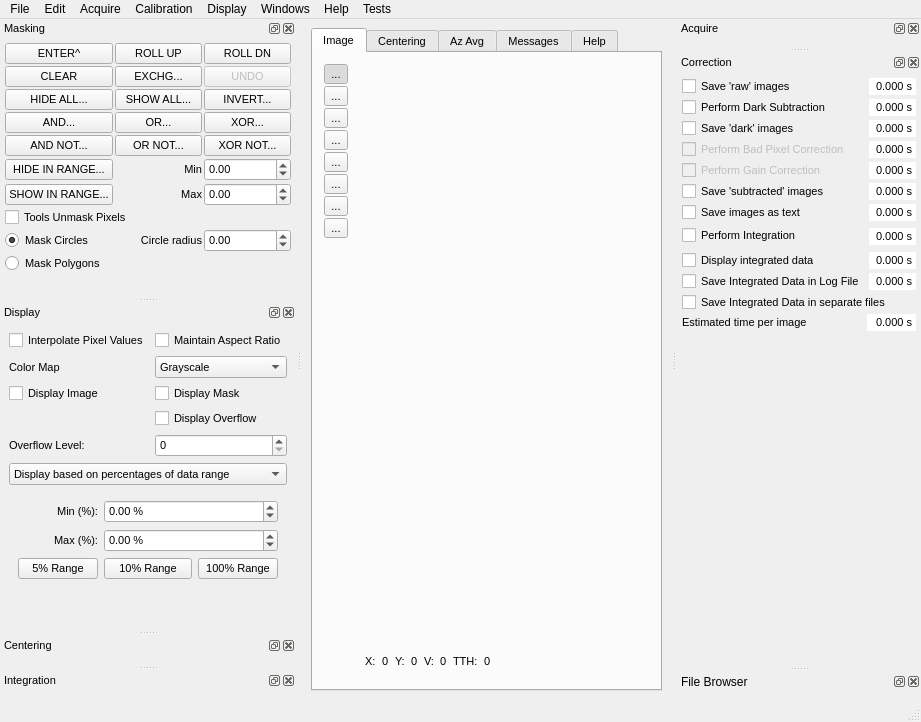
First picture: the form in source/qxrdwindow.ui, repository guyjennings/qxrd, before the edit.
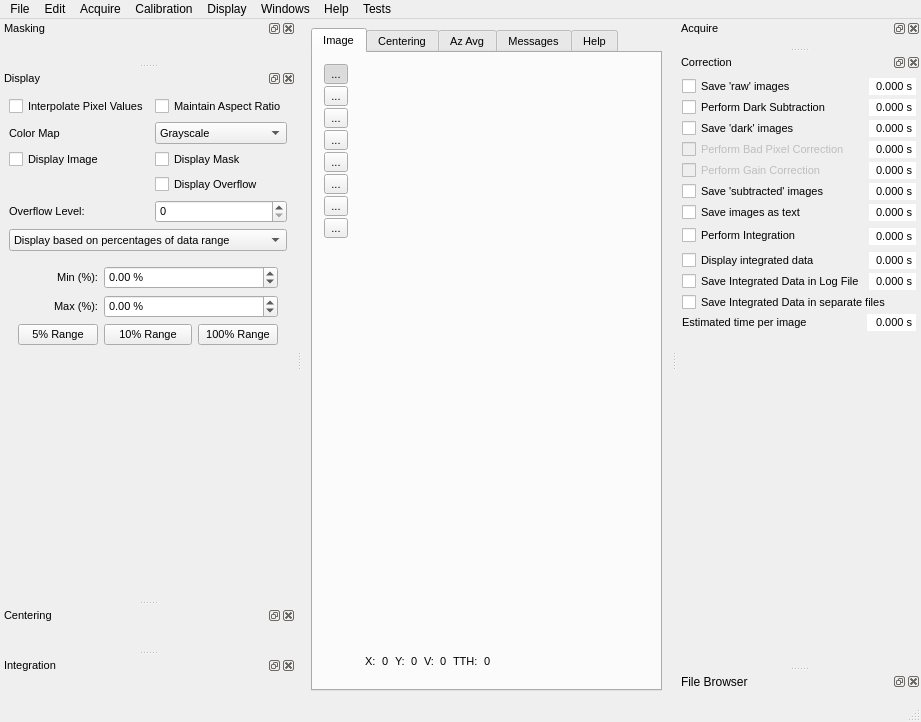
Second picture: the form after the edit. Icons and pictures are not drawn. Custom widgets are drawn as their Qt base class.

Commit message: Begin implementation of mask stack list widget

The edit to the form file:
```diff
--- a/source/qxrdwindow.ui
+++ b/source/qxrdwindow.ui
@@ -1440,425 +1440,6 @@
      <property name="spacing">
       <number>2</number>
      </property>
-     <item row="17" column="0" colspan="3">
-      <spacer name="verticalSpacer_8">
-       <property name="orientation">
-        <enum>Qt::Vertical</enum>
-       </property>
-       <property name="sizeHint" stdset="0">
-        <size>
-         <width>20</width>
-         <height>40</height>
-        </size>
-       </property>
-      </spacer>
-     </item>
-     <item row="12" column="0">
-      <widget class="QRadioButton" name="m_MaskCirclesRadio">
-       <property name="font">
-        <font>
-         <pointsize>8</pointsize>
-        </font>
-       </property>
-       <property name="toolTip">
-        <string>Mask drawing operations draw circles</string>
-       </property>
-       <property name="text">
-        <string>Mask Circles</string>
-       </property>
-       <property name="checked">
-        <bool>true</bool>
-       </property>
-      </widget>
-     </item>
-     <item row="15" column="0">
-      <widget class="QRadioButton" name="m_MaskPolygonsRadio">
-       <property name="font">
-        <font>
-         <pointsize>8</pointsize>
-        </font>
-       </property>
-       <property name="toolTip">
-        <string>Mask drawing operations draw polygons</string>
-       </property>
-       <property name="text">
-        <string>Mask Polygons</string>
-       </property>
-      </widget>
-     </item>
-     <item row="12" column="1">
-      <widget class="QLabel" name="label_19">
-       <property name="font">
-        <font>
-         <pointsize>8</pointsize>
-        </font>
-       </property>
-       <property name="text">
-        <string>Circle radius</string>
-       </property>
-       <property name="alignment">
-        <set>Qt::AlignRight|Qt::AlignTrailing|Qt::AlignVCenter</set>
-       </property>
-      </widget>
-     </item>
-     <item row="12" column="2">
-      <widget class="QDoubleSpinBox" name="m_MaskCircleRadius">
-       <property name="font">
-        <font>
-         <pointsize>8</pointsize>
-        </font>
-       </property>
-       <property name="toolTip">
-        <string>Default circular mask radius (pixels)</string>
-       </property>
-       <property name="minimum">
-        <double>-1000000000.000000000000000</double>
-       </property>
-       <property name="maximum">
-        <double>1000000000.000000000000000</double>
-       </property>
-      </widget>
-     </item>
-     <item row="2" column="0">
-      <widget class="QPushButton" name="m_HideMaskAll">
-       <property name="font">
-        <font>
-         <pointsize>8</pointsize>
-        </font>
-       </property>
-       <property name="toolTip">
-        <string>Set mask so all pixels are ignored</string>
-       </property>
-       <property name="text">
-        <string>HIDE ALL...</string>
-       </property>
-      </widget>
-     </item>
-     <item row="6" column="0">
-      <widget class="QPushButton" name="m_HideMaskRange">
-       <property name="font">
-        <font>
-         <pointsize>8</pointsize>
-        </font>
-       </property>
-       <property name="toolTip">
-        <string>Ignore pixels whose value lies within the given range</string>
-       </property>
-       <property name="text">
-        <string>HIDE IN RANGE...</string>
-       </property>
-      </widget>
-     </item>
-     <item row="8" column="0">
-      <widget class="QPushButton" name="m_ShowMaskRange">
-       <property name="font">
-        <font>
-         <pointsize>8</pointsize>
-        </font>
-       </property>
-       <property name="toolTip">
-        <string>Set pixels whose values are in the given range to be used</string>
-       </property>
-       <property name="text">
-        <string>SHOW IN RANGE...</string>
-       </property>
-      </widget>
-     </item>
-     <item row="8" column="1">
-      <widget class="QLabel" name="label_18">
-       <property name="font">
-        <font>
-         <pointsize>8</pointsize>
-        </font>
-       </property>
-       <property name="text">
-        <string>Max</string>
-       </property>
-       <property name="alignment">
-        <set>Qt::AlignRight|Qt::AlignTrailing|Qt::AlignVCenter</set>
-       </property>
-      </widget>
-     </item>
-     <item row="8" column="2">
-      <widget class="QDoubleSpinBox" name="m_MaskMaximum">
-       <property name="font">
-        <font>
-         <pointsize>8</pointsize>
-        </font>
-       </property>
-       <property name="toolTip">
-        <string>Maximum value for masking range</string>
-       </property>
-       <property name="minimum">
-        <double>-1000000000.000000000000000</double>
-       </property>
-       <property name="maximum">
-        <double>1000000000.000000000000000</double>
-       </property>
-      </widget>
-     </item>
-     <item row="6" column="1">
-      <widget class="QLabel" name="label_17">
-       <property name="font">
-        <font>
-         <pointsize>8</pointsize>
-        </font>
-       </property>
-       <property name="text">
-        <string>Min</string>
-       </property>
-       <property name="alignment">
-        <set>Qt::AlignRight|Qt::AlignTrailing|Qt::AlignVCenter</set>
-       </property>
-      </widget>
-     </item>
-     <item row="6" column="2">
-      <widget class="QDoubleSpinBox" name="m_MaskMinimum">
-       <property name="font">
-        <font>
-         <pointsize>8</pointsize>
-        </font>
-       </property>
-       <property name="toolTip">
-        <string>Minimum value for masking range</string>
-       </property>
-       <property name="minimum">
-        <double>-1000000000.000000000000000</double>
-       </property>
-       <property name="maximum">
-        <double>1000000000.000000000000000</double>
-       </property>
-      </widget>
-     </item>
-     <item row="2" column="1">
-      <widget class="QPushButton" name="m_ShowMaskAll">
-       <property name="font">
-        <font>
-         <pointsize>8</pointsize>
-        </font>
-       </property>
-       <property name="toolTip">
-        <string>Set mask so all pixels are used</string>
-       </property>
-       <property name="text">
-        <string>SHOW ALL...</string>
-       </property>
-      </widget>
-     </item>
-     <item row="2" column="2">
-      <widget class="QPushButton" name="m_InvertMask">
-       <property name="font">
-        <font>
-         <pointsize>8</pointsize>
-        </font>
-       </property>
-       <property name="toolTip">
-        <string>Invert each pixel mask</string>
-       </property>
-       <property name="text">
-        <string>INVERT...</string>
-       </property>
-      </widget>
-     </item>
-     <item row="11" column="0" colspan="3">
-      <widget class="QCheckBox" name="m_MaskSetPixels">
-       <property name="font">
-        <font>
-         <pointsize>8</pointsize>
-        </font>
-       </property>
-       <property name="toolTip">
-        <string>If selected, image pixels are unmasked by the masking tools
-If unselected, image pixels are masked out</string>
-       </property>
-       <property name="text">
-        <string>Tools Unmask Pixels</string>
-       </property>
-      </widget>
-     </item>
-     <item row="4" column="0">
-      <widget class="QPushButton" name="m_AndNotMask">
-       <property name="font">
-        <font>
-         <pointsize>8</pointsize>
-        </font>
-       </property>
-       <property name="toolTip">
-        <string>mask &lt;- mask AND NOT mask2</string>
-       </property>
-       <property name="text">
-        <string>AND NOT...</string>
-       </property>
-      </widget>
-     </item>
-     <item row="4" column="1">
-      <widget class="QPushButton" name="m_OrNotMask">
-       <property name="font">
-        <font>
-         <pointsize>8</pointsize>
-        </font>
-       </property>
-       <property name="toolTip">
-        <string>mask &lt;- mask OR NOT mask2</string>
-       </property>
-       <property name="text">
-        <string>OR NOT...</string>
-       </property>
-      </widget>
-     </item>
-     <item row="4" column="2">
-      <widget class="QPushButton" name="m_XorNotMask">
-       <property name="font">
-        <font>
-         <pointsize>8</pointsize>
-        </font>
-       </property>
-       <property name="toolTip">
-        <string>mask &lt;- mask XOR NOT mask2</string>
-       </property>
-       <property name="text">
-        <string>XOR NOT...</string>
-       </property>
-      </widget>
-     </item>
-     <item row="3" column="0">
-      <widget class="QPushButton" name="m_AndMask">
-       <property name="font">
-        <font>
-         <pointsize>8</pointsize>
-        </font>
-       </property>
-       <property name="toolTip">
-        <string>mask &lt;- mask AND mask2</string>
-       </property>
-       <property name="text">
-        <string>AND...</string>
-       </property>
-      </widget>
-     </item>
-     <item row="3" column="1">
-      <widget class="QPushButton" name="m_OrMask">
-       <property name="font">
-        <font>
-         <pointsize>8</pointsize>
-        </font>
-       </property>
-       <property name="toolTip">
-        <string>mask &lt;- mask OR mask2</string>
-       </property>
-       <property name="text">
-        <string>OR...</string>
-       </property>
-      </widget>
-     </item>
-     <item row="3" column="2">
-      <widget class="QPushButton" name="m_XorMask">
-       <property name="font">
-        <font>
-         <pointsize>8</pointsize>
-        </font>
-       </property>
-       <property name="toolTip">
-        <string>mask &lt;- mask XOR mask2</string>
-       </property>
-       <property name="text">
-        <string>XOR...</string>
-       </property>
-      </widget>
-     </item>
-     <item row="0" column="0">
-      <widget class="QPushButton" name="m_PushMask">
-       <property name="font">
-        <font>
-         <pointsize>8</pointsize>
-        </font>
-       </property>
-       <property name="toolTip">
-        <string>Push Current Mask Onto Stack</string>
-       </property>
-       <property name="text">
-        <string>ENTER^</string>
-       </property>
-      </widget>
-     </item>
-     <item row="0" column="1">
-      <widget class="QPushButton" name="m_RollUpMask">
-       <property name="font">
-        <font>
-         <pointsize>8</pointsize>
-        </font>
-       </property>
-       <property name="toolTip">
-        <string>Roll Mask Stack Up</string>
-       </property>
-       <property name="text">
-        <string>ROLL UP</string>
-       </property>
-      </widget>
-     </item>
-     <item row="1" column="1">
-      <widget class="QPushButton" name="m_ExchangeMask">
-       <property name="font">
-        <font>
-         <pointsize>8</pointsize>
-        </font>
-       </property>
-       <property name="toolTip">
-        <string>Exchange Current Mask with stack element</string>
-       </property>
-       <property name="text">
-        <string>EXCHG...</string>
-       </property>
-      </widget>
-     </item>
-     <item row="0" column="2">
-      <widget class="QPushButton" name="m_RollDownMask">
-       <property name="font">
-        <font>
-         <pointsize>8</pointsize>
-        </font>
-       </property>
-       <property name="toolTip">
-        <string>Roll Mask Stack Down</string>
-       </property>
-       <property name="text">
-        <string>ROLL DN</string>
-       </property>
-      </widget>
-     </item>
-     <item row="1" column="0">
-      <widget class="QPushButton" name="m_ClearMask">
-       <property name="font">
-        <font>
-         <pointsize>8</pointsize>
-        </font>
-       </property>
-       <property name="toolTip">
-        <string>Clear Mask Stack</string>
-       </property>
-       <property name="text">
-        <string>CLEAR</string>
-       </property>
-      </widget>
-     </item>
-     <item row="1" column="2">
-      <widget class="QPushButton" name="m_UndoMask">
-       <property name="enabled">
-        <bool>false</bool>
-       </property>
-       <property name="font">
-        <font>
-         <pointsize>8</pointsize>
-        </font>
-       </property>
-       <property name="toolTip">
-        <string>Undo Mask Operation</string>
-       </property>
-       <property name="text">
-        <string>UNDO</string>
-       </property>
-      </widget>
-     </item>
     </layout>
    </widget>
   </widget>
```
Left out of the diff: 3 changed lines with no effect on the pictures. The commit also changes 14 other files.
